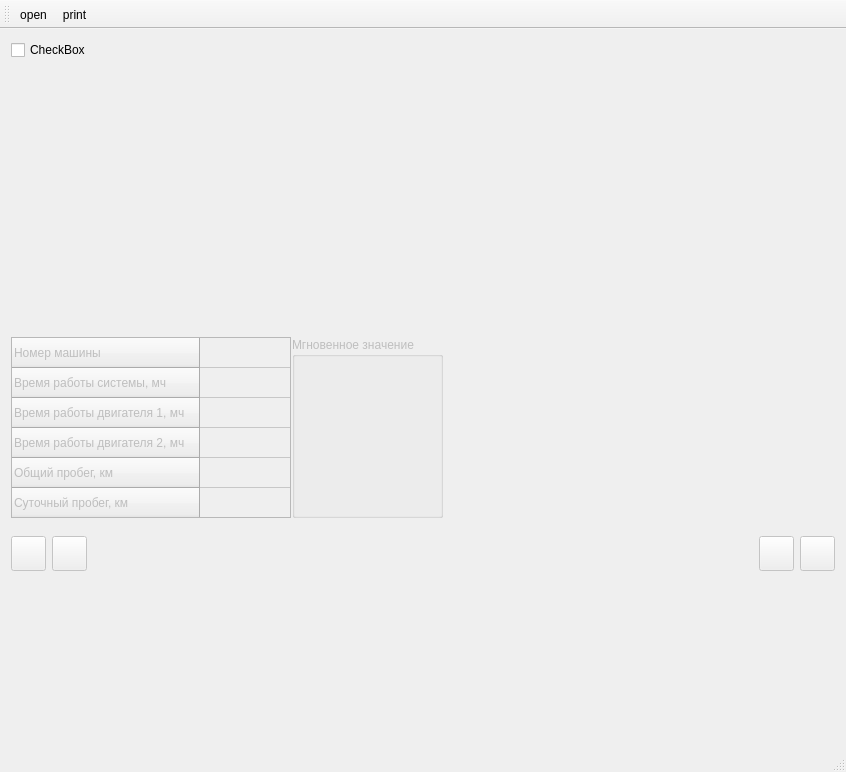
Qt form mainwindow.ui (Zurcan/ASCUM_ARM) before a commit.
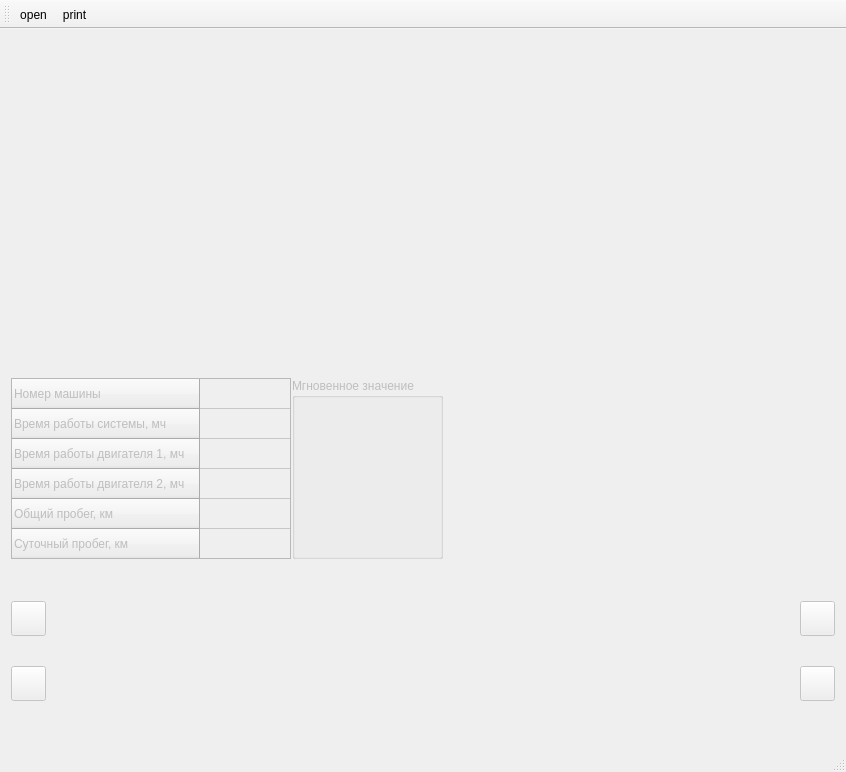
The same form after that commit. Custom widgets are drawn as their Qt base class.

Commit message: Added some minor changes about MapMarker; added dialog for print using QDateTime; at this moment first DateTime is connected with VerticalMapMarker from marker side.

Diff of the .ui file:
```diff
--- a/mainwindow.ui
+++ b/mainwindow.ui
@@ -15,13 +15,6 @@
   </property>
   <widget class="QWidget" name="centralWidget">
    <layout class="QVBoxLayout" name="verticalLayout">
-    <item>
-     <widget class="QCheckBox" name="checkBox">
-      <property name="text">
-       <string>CheckBox</string>
-      </property>
-     </widget>
-    </item>
     <item>
      <widget class="QwtPlot" name="qwtPlot_2">
       <property name="enabled">
@@ -157,33 +150,13 @@
        <number>12</number>
       </property>
       <item>
-       <widget class="QPushButton" name="pushButton">
-        <property name="enabled">
-         <bool>false</bool>
+       <layout class="QVBoxLayout" name="verticalLayout_2">
+        <property name="rightMargin">
+         <number>0</number>
         </property>
-        <property name="minimumSize">
-         <size>
-          <width>35</width>
-          <height>35</height>
-         </size>
+        <property name="bottomMargin">
+         <number>0</number>
         </property>
-        <property name="maximumSize">
-         <size>
-          <width>35</width>
-          <height>35</height>
-         </size>
-        </property>
-        <property name="text">
-         <string/>
-        </property>
-        <property name="iconSize">
-         <size>
-          <width>20</width>
-          <height>20</height>
-         </size>
-        </property>
-       </widget>
-      </item>
       <item>
        <widget class="QPushButton" name="pushButton_2">
         <property name="enabled">
@@ -213,51 +186,7 @@
        </widget>
       </item>
       <item>
-       <spacer name="horizontalSpacer_2">
-        <property name="orientation">
-         <enum>Qt::Horizontal</enum>
-        </property>
-        <property name="sizeType">
-         <enum>QSizePolicy::Expanding</enum>
-        </property>
-        <property name="sizeHint" stdset="0">
-         <size>
-          <width>40</width>
-          <height>20</height>
-         </size>
-        </property>
-       </spacer>
-      </item>
-      <item>
-       <widget class="QPushButton" name="pushButton_3">
-        <property name="enabled">
-         <bool>false</bool>
-        </property>
-        <property name="minimumSize">
-         <size>
-          <width>35</width>
-          <height>35</height>
-         </size>
-        </property>
-        <property name="maximumSize">
-         <size>
-          <width>35</width>
-          <height>35</height>
-         </size>
-        </property>
-        <property name="text">
-         <string/>
-        </property>
-        <property name="iconSize">
-         <size>
-          <width>20</width>
-          <height>20</height>
-         </size>
-        </property>
-       </widget>
-      </item>
-      <item>
-       <widget class="QPushButton" name="pushButton_4">
+         <widget class="QPushButton" name="pushButton">
         <property name="enabled">
          <bool>false</bool>
         </property>
@@ -326,6 +255,71 @@
       </property>
      </widget>
     </item>
+      <item>
+       <layout class="QVBoxLayout" name="verticalLayout_3">
+        <property name="rightMargin">
+         <number>0</number>
+        </property>
+        <item>
+         <widget class="QPushButton" name="pushButton_4">
+          <property name="enabled">
+           <bool>false</bool>
+          </property>
+          <property name="minimumSize">
+           <size>
+            <width>35</width>
+            <height>35</height>
+           </size>
+          </property>
+          <property name="maximumSize">
+           <size>
+            <width>35</width>
+            <height>35</height>
+           </size>
+          </property>
+          <property name="text">
+           <string/>
+          </property>
+          <property name="iconSize">
+           <size>
+            <width>20</width>
+            <height>20</height>
+           </size>
+          </property>
+         </widget>
+        </item>
+        <item>
+         <widget class="QPushButton" name="pushButton_3">
+          <property name="enabled">
+           <bool>false</bool>
+          </property>
+          <property name="minimumSize">
+           <size>
+            <width>35</width>
+            <height>35</height>
+           </size>
+          </property>
+          <property name="maximumSize">
+           <size>
+            <width>35</width>
+            <height>35</height>
+           </size>
+          </property>
+          <property name="text">
+           <string/>
+          </property>
+          <property name="iconSize">
+           <size>
+            <width>20</width>
+            <height>20</height>
+           </size>
+          </property>
+         </widget>
+        </item>
+       </layout>
+      </item>
+     </layout>
+    </item>
    </layout>
   </widget>
   <widget class="QMenuBar" name="menuBar">
```
Left out of the diff: 3 changed lines with no effect on the pictures. Lines whose indentation alone changed are shown as unchanged. The commit also changes 7 other files.
